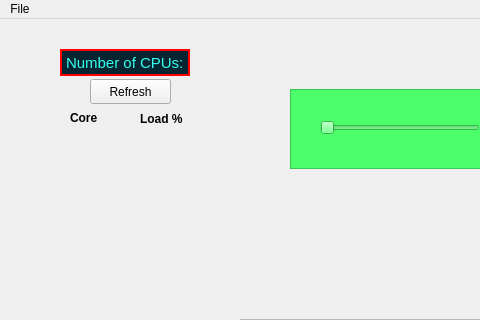
First picture: the form in CPU-Usage/mainwindow.ui, repository jentor67/Qt6Cmake, before the edit; both pictures show x 0 to 480 and y 0 to 320 of the 800 by 600 pixel window.
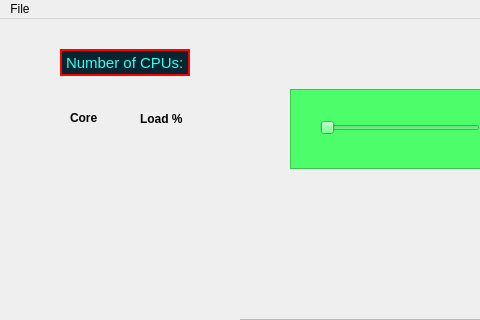
Second picture: the form after the edit.

Commit message: Monitor set to 1 per sec in CPU-Usage

```diff
--- a/CPU-Usage/mainwindow.ui
+++ b/CPU-Usage/mainwindow.ui
@@ -255,19 +255,6 @@
      <enum>QFrame::Shadow::Raised</enum>
     </property>
    </widget>
-   <widget class="QPushButton" name="cpuRefreshButton">
-    <property name="geometry">
-     <rect>
-      <x>90</x>
-      <y>60</y>
-      <width>81</width>
-      <height>25</height>
-     </rect>
-    </property>
-    <property name="text">
-     <string>Refresh</string>
-    </property>
-   </widget>
    <widget class="QLabel" name="labelCore">
     <property name="geometry">
      <rect>
```
Left out of the diff: 2 changed lines with no effect on the pictures. The commit also changes 1 other file.
